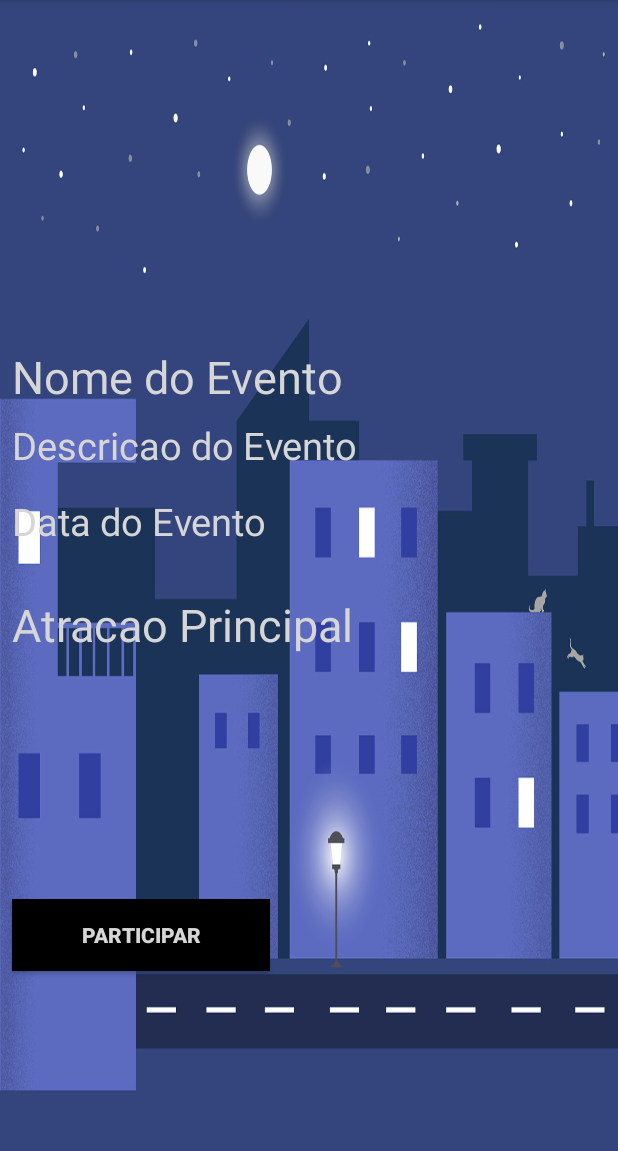
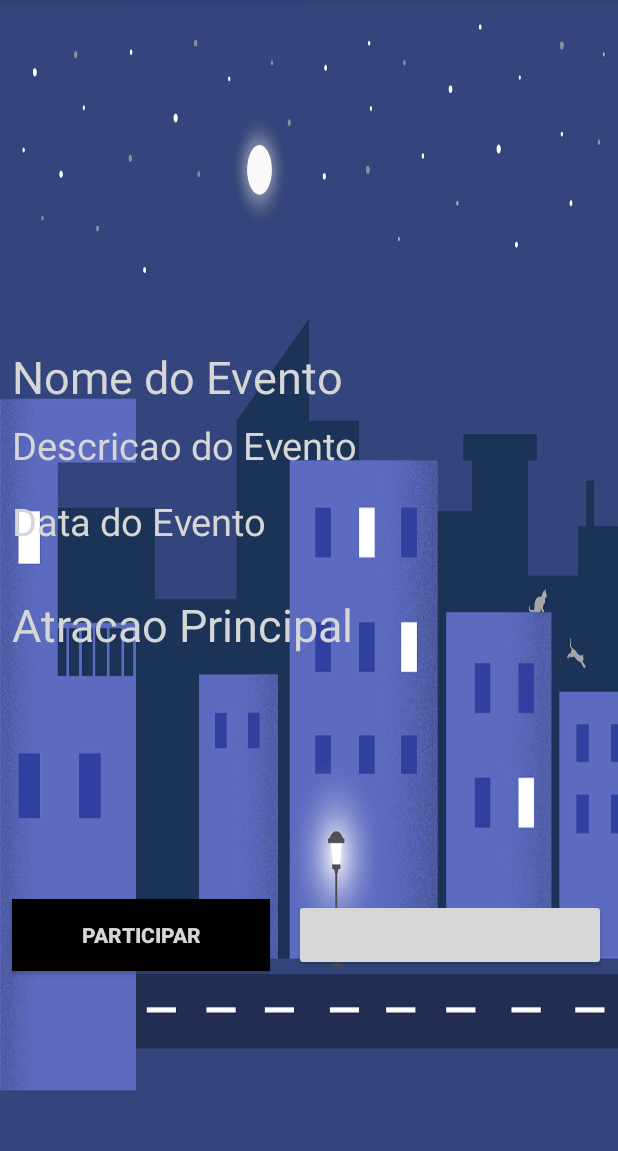
Before and after one commit to caravanaiesb/Iesb.PI, an Android app: the Event_Detail_Motorista screen opened directly, with no data from a screen before it, on a phone screen of 412 x 824 dp, the part 84-1235 px from its top. Run offline under Robolectric (Android 15) with nearby library versions, the phone set to English and light mode, and no system bars; our stand-ins replace Firebase (no records; nobody signed in at launch, a user with empty details on screens opened directly).

Commit message:
Localizacao Evento

```diff
--- a/app/build.gradle
+++ b/app/build.gradle
@@ -20,6 +20,8 @@ android {
 
 dependencies {
     implementation fileTree(dir: 'libs', include: ['*.jar'])
+    implementation 'com.google.android.gms:play-services-location:16.0.0'
+    implementation 'com.google.android.gms:play-services-places:16.0.0'
     //noinspection GradleCompatible
     implementation 'com.android.support:appcompat-v7:28.0.0'
     implementation 'com.android.support:recyclerview-v7:28.0.0'
--- a/app/src/main/AndroidManifest.xml
+++ b/app/src/main/AndroidManifest.xml
@@ -75,7 +75,7 @@
         <activity android:name=".MotoristaLista" />
         <activity android:name=".CadastroCarona" />
         <activity android:name=".PassageiroLista" />
-        <activity android:name=".PerfilActivity"></activity>
+        <activity android:name=".PerfilActivity" />
     </application>
 
 </manifest>
--- a/app/src/main/java/br/pi/iesb/Event_Detail_Motorista.java
+++ b/app/src/main/java/br/pi/iesb/Event_Detail_Motorista.java
@@ -1,5 +1,6 @@
 package br.pi.iesb;
 
+import android.content.Intent;
 import android.graphics.Bitmap;
 import android.graphics.BitmapFactory;
 import android.support.annotation.NonNull;
@@ -11,6 +12,7 @@ import android.widget.ImageView;
 import android.widget.TextView;
 import android.widget.Toast;
 
+import com.google.android.gms.common.api.GoogleApiClient;
 import com.google.android.gms.tasks.OnFailureListener;
 import com.google.android.gms.tasks.OnSuccessListener;
 import com.google.firebase.auth.FirebaseAuth;
@@ -28,17 +30,23 @@ public class Event_Detail_Motorista extends AppCompatActivity {
     private TextView nomeEventView,descricaoEvento,atracaoEvento,dataEvento;
     private DatabaseReference databaseReference,refDatabase,refevento;
     private FirebaseDatabase firebaseDatabase,firebaseData,firebaseevento;
-    private Button btnParticipar;
+    private Button btnParticipar,btnLoc;
     private FirebaseAuth auth;
     private FirebaseUser firebaseUser;
     private Usuario c;
+    String posicao;
     @Override
     protected void onCreate(Bundle savedInstanceState) {
         super.onCreate(savedInstanceState);
         setContentView(R.layout.activity_event__detail__motorista);
         inicializaComponentes();
         exibirDados();
+        posicao = getIntent().getStringExtra("key");
         eventosClicks();
+        String longitude = getIntent().getStringExtra("long");
+        String latitude = getIntent().getStringExtra("latitude");
+
+
     }
 
     private void eventosClicks() {
@@ -60,27 +68,41 @@ public class Event_Detail_Motorista extends AppCompatActivity {
                     public void onDataChange(@NonNull DataSnapshot dataSnapshot) {
                         dataSnapshot.getChildren();
                         Usuario c = dataSnapshot.getValue(Usuario.class);
-                        if(c==null){
+                        String longitude = getIntent().getStringExtra("long");
+                        String latitude = getIntent().getStringExtra("latitude");
+                        if(c==null || longitude==null){
 
                         }
                         else
                             firebaseevento = FirebaseDatabase.getInstance();
-                            String posicao = getIntent().getStringExtra("key");
+
                             DatabaseReference myRef = firebaseevento.getReference("Eventos/"+posicao+"/Motoristas Disponiveis/");
                             String emailMotorista = c.getEmailUsuario().toString();
                             emailMotorista = emailMotorista.replace("@","_");
                             emailMotorista = emailMotorista.replace(".","*");
+                            c.setPartidaLatitude(latitude);
+                            c.setPartidaLongitude(longitude);
                             Toast.makeText(Event_Detail_Motorista.this,"Você está participando do evento!",Toast.LENGTH_SHORT);
                             myRef.child(emailMotorista).setValue(c);
+                            Intent i = new Intent(Event_Detail_Motorista.this,FeedeventActivity.class);
+                            startActivity(i);
+                            finish();
                     }
-
                     @Override
                     public void onCancelled(@NonNull DatabaseError databaseError) {
                     }
                 });
+            }
+        });
 
 
-
+        btnLoc.setOnClickListener(new View.OnClickListener() {
+            @Override
+            public void onClick(View v) {
+                Intent i = new Intent(Event_Detail_Motorista.this,MenuActivity.class);
+                Toast.makeText(Event_Detail_Motorista.this,"Clique no local do evento!",Toast.LENGTH_LONG).show();
+                i.putExtra("key",posicao);
+                startActivity(i);
             }
         });
     }
@@ -136,6 +158,7 @@ public class Event_Detail_Motorista extends AppCompatActivity {
         descricaoEvento = (TextView) findViewById(R.id.tipoEvento);
         atracaoEvento = (TextView) findViewById(R.id.atracaoEvento);
         btnParticipar = (Button) findViewById(R.id.btnParticipar);
+        btnLoc = (Button) findViewById(R.id.btnLoc);
 
 
 
--- a/app/src/main/java/br/pi/iesb/ResetsenhaActivity.java
+++ b/app/src/main/java/br/pi/iesb/ResetsenhaActivity.java
@@ -23,6 +23,9 @@ public class ResetsenhaActivity extends AppCompatActivity {
         setContentView(R.layout.resetsenha);
         inicializarComponentes();
         eventoClick();
+        String latitude = getIntent().getStringExtra("latitude");
+        String longitude = getIntent().getStringExtra("longitude");
+
     }
     private void eventoClick(){
         btnEnviar.setOnClickListener(new View.OnClickListener() {
--- a/app/src/main/res/layout/activity_event__detail__motorista.xml
+++ b/app/src/main/res/layout/activity_event__detail__motorista.xml
@@ -127,5 +127,20 @@
             android:orientation="vertical"
             app:layout_constraintGuide_begin="188dp" />
 
+        <Button
+            android:id="@+id/btnLoc"
+            android:layout_width="0dp"
+            android:layout_height="wrap_content"
+            android:layout_marginStart="8dp"
+            android:layout_marginTop="8dp"
+            android:layout_marginEnd="8dp"
+            android:text="Button"
+            android:textColor="@color/com_facebook_button_background_color_focused"
+            android:textColorHint="@color/com_facebook_button_background_color_focused"
+            android:textStyle="bold"
+            app:layout_constraintEnd_toEndOf="parent"
+            app:layout_constraintStart_toStartOf="@+id/guideline15"
+            app:layout_constraintTop_toTopOf="@+id/guideline14" />
+
     </android.support.constraint.ConstraintLayout>
 </LinearLayout>
```
Also changed, not shown: app/src/main/java/br/pi/iesb/MapsFragment.java (+10 -1 lines), app/src/main/java/br/pi/iesb/Usuario.java (+18 -1 lines).
